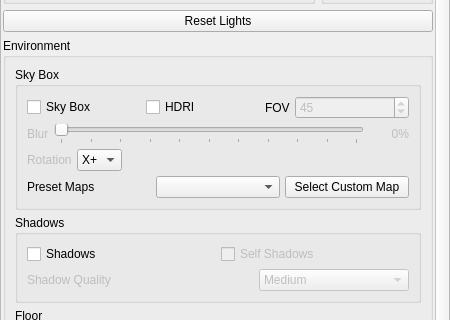
Above: ui/VisualizationEnvironmentPanel.ui from 01Hub/ModelViewer before the change; both pictures show x 0 to 450 and y 231 to 551 of the 450 by 698 pixel window. Below: the same form after it.
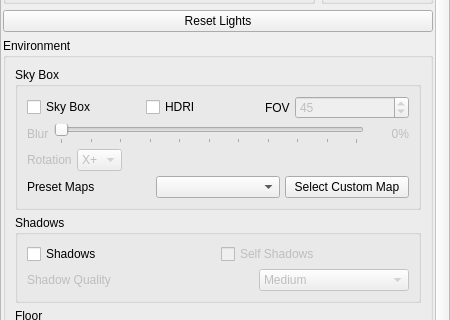
That is the form after the change. Icons and pictures are not drawn.

Commit message: Skybox rotation combobox set to disabled by default.

What changed in the file:
```diff
--- a/ui/VisualizationEnvironmentPanel.ui
+++ b/ui/VisualizationEnvironmentPanel.ui
@@ -483,7 +483,7 @@
                <item>
                 <widget class="QComboBox" name="comboBoxSkyBoxRotation">
                  <property name="enabled">
-                  <bool>true</bool>
+                  <bool>false</bool>
                  </property>
                  <property name="maximumSize">
                   <size>
```
